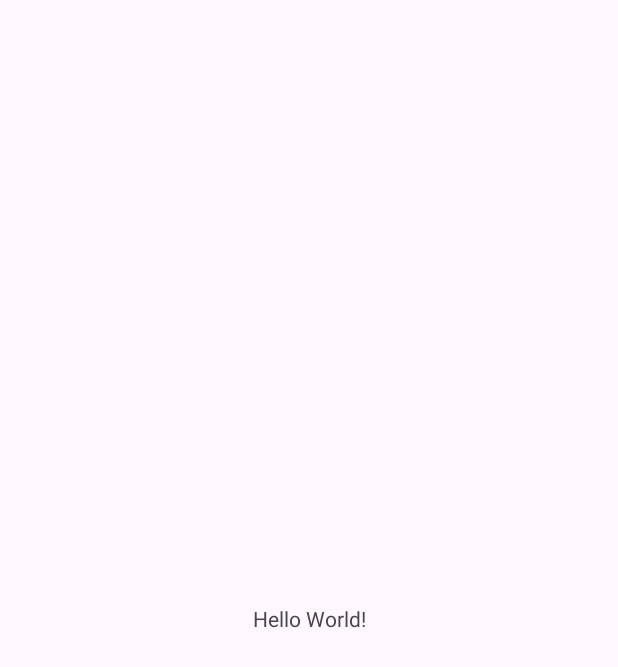
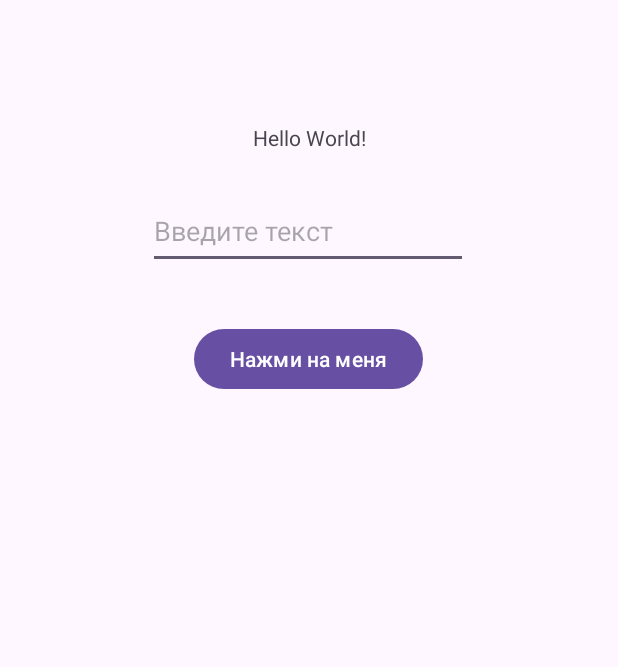
Before and after one commit to VlaDMaV/Mob, an Android app: the screen it shows after launch (MainActivity), on a phone screen of 412 x 824 dp. Before the commit the part shown is almost empty. Shown: the top 667 px of the screen. Run offline under Robolectric (Android 15) with nearby library versions, the phone set to English and light mode, and no system bars.

Commit message:
Пробное приложение

```diff
--- a/app/src/main/java/com/example/mob_pril_project/MainActivity.kt
+++ b/app/src/main/java/com/example/mob_pril_project/MainActivity.kt
@@ -1,6 +1,10 @@
 package com.example.mob_pril_project
 
 import android.os.Bundle
+import android.widget.EditText
+import android.widget.TextView
+import android.widget.Button
+import android.widget.Toast
 import androidx.activity.enableEdgeToEdge
 import androidx.appcompat.app.AppCompatActivity
 import androidx.core.view.ViewCompat
@@ -16,5 +20,17 @@ class MainActivity : AppCompatActivity() {
             v.setPadding(systemBars.left, systemBars.top, systemBars.right, systemBars.bottom)
             insets
         }
+
+        val label = findViewById<TextView>(R.id.label)
+        val userData: EditText = findViewById(R.id.editText)
+        val button: Button = findViewById(R.id.button3)
+        button.setOnClickListener {
+            val text = userData.text.toString().trim()
+            if (text == "Hello World") {
+                Toast.makeText(this, "User enter Hello World", Toast.LENGTH_SHORT).show()
+                } else {
+                label.text = text
+            }
+        }
     }
 }
--- a/app/src/main/res/layout/activity_main.xml
+++ b/app/src/main/res/layout/activity_main.xml
@@ -8,12 +8,38 @@
     tools:context=".MainActivity">
 
     <TextView
+        android:id="@+id/label"
         android:layout_width="wrap_content"
         android:layout_height="wrap_content"
         android:text="Hello World!"
         app:layout_constraintBottom_toBottomOf="parent"
         app:layout_constraintEnd_toEndOf="parent"
         app:layout_constraintStart_toStartOf="parent"
-        app:layout_constraintTop_toTopOf="parent" />
+        app:layout_constraintTop_toTopOf="parent"
+        app:layout_constraintVertical_bias="0.102" />
+
+    <EditText
+        android:id="@+id/editText"
+        android:layout_width="wrap_content"
+        android:layout_height="50dp"
+        android:layout_marginTop="28dp"
+        android:ems="10"
+        android:hint="Введите текст"
+        android:inputType="text"
+        app:layout_constraintEnd_toEndOf="parent"
+        app:layout_constraintHorizontal_bias="0.497"
+        app:layout_constraintStart_toStartOf="parent"
+        app:layout_constraintTop_toBottomOf="@+id/label" />
+
+    <Button
+        android:id="@+id/button3"
+        android:layout_width="wrap_content"
+        android:layout_height="wrap_content"
+        android:layout_marginTop="36dp"
+        android:text="Нажми на меня"
+        app:layout_constraintEnd_toEndOf="parent"
+        app:layout_constraintHorizontal_bias="0.498"
+        app:layout_constraintStart_toStartOf="parent"
+        app:layout_constraintTop_toBottomOf="@+id/editText" />
 
 </androidx.constraintlayout.widget.ConstraintLayout>
```
